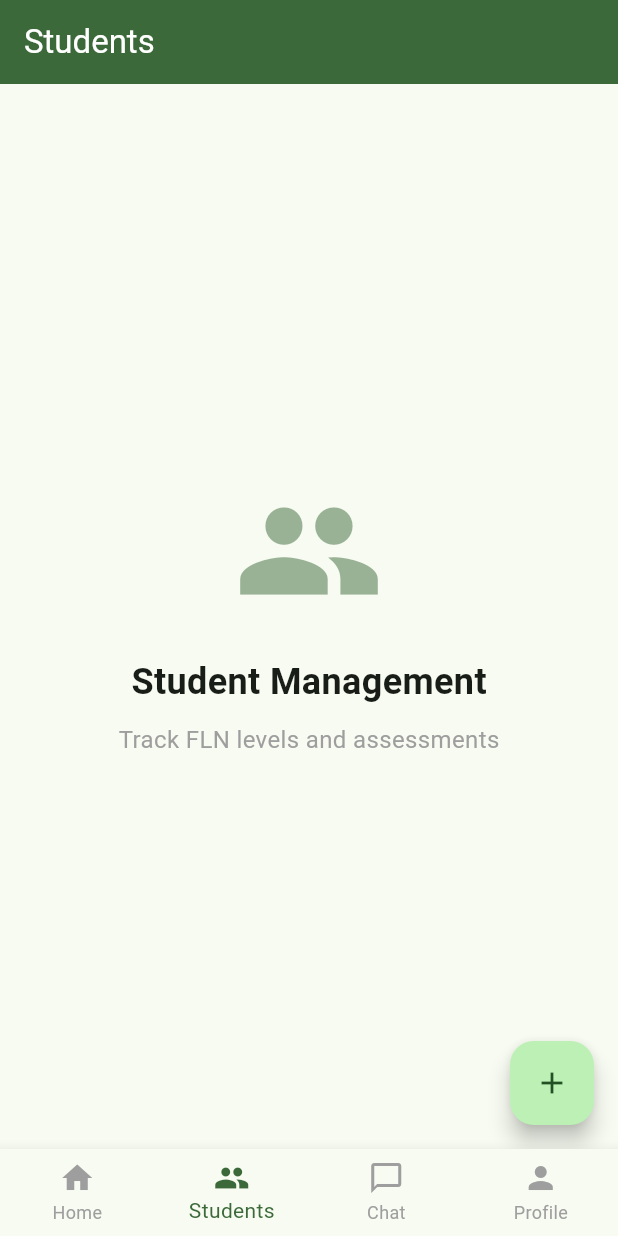
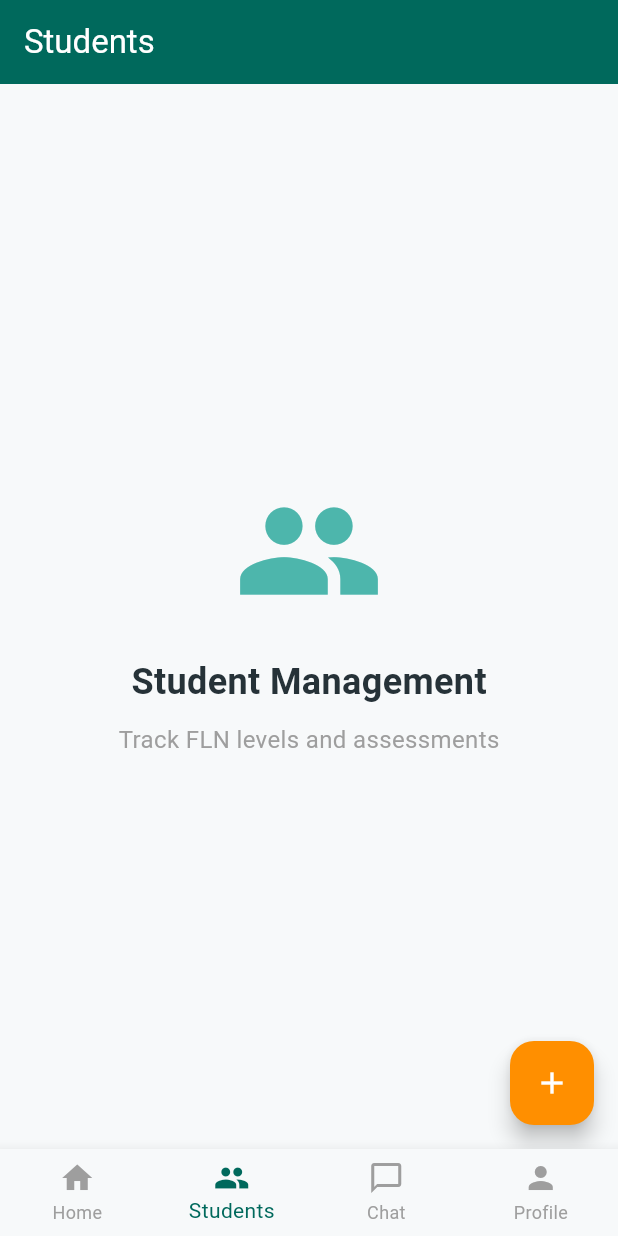
Before and after one commit to Nithin9585/Sahayak, a Flutter app: the screen it shows after launch, item 2 of the bottom bar chosen, after a tap on the "add" icon, on a phone screen of 412 x 824 dp. Run offline on Flutter 3.47's test engine with Material 3 defaults, Android fonts, the phone set to English and light mode, and no system bars; our stand-ins replace connectivity_plus, isar; accounts and stored records are empty; generated files the repository leaves out were written again.

Commit message:
Applied Shiksha Trust color palette (Teal & Amber) + Fixed connectivity errors

```diff
--- a/sahayak/lib/main.dart
+++ b/sahayak/lib/main.dart
@@ -17,11 +17,51 @@ class SahayakApp extends StatelessWidget {
     return MaterialApp(
       title: 'Sahayak - Pedagogical Copilot',
       theme: ThemeData(
-        colorScheme: ColorScheme.fromSeed(
-          seedColor: const Color(0xFF4CAF50), // Green for education
-          brightness: Brightness.light,
+        colorScheme: ColorScheme.light(
+          // Primary: Deep Teal (60% - Headers, Navigation)
+          primary: const Color(0xFF00695C),
+          onPrimary: Colors.white,
+
+          // Secondary: Amber/Marigold (10% - CTAs, Mic button)
+          secondary: const Color(0xFFFF8F00),
+          onSecondary: Colors.white,
+
+          // Accent: Soft Teal (Highlights, active states)
+          tertiary: const Color(0xFF4DB6AC),
+          onTertiary: Colors.white,
+
+          // Background: Off-White (30%)
+          surface: const Color(0xFFF7F9FA),
+          onSurface: const Color(0xFF263238), // Dark Blue-Grey text
+
+          // Error states
+          error: const Color(0xFFD32F2F),
+          onError: Colors.white,
         ),
         useMaterial3: true,
+
+        // AppBar styling
+        appBarTheme: const AppBarTheme(
+          backgroundColor: Color(0xFF00695C), // Deep Teal
+          foregroundColor: Colors.white,
+          elevation: 2,
+        ),
+
+        // FloatingActionButton (Mic button)
+        floatingActionButtonTheme: const FloatingActionButtonThemeData(
+          backgroundColor: Color(0xFFFF8F00), // Amber
+          foregroundColor: Colors.white,
+        ),
+
+        // Card styling
+        cardTheme: CardThemeData(
+          color: Colors.white,
+          elevation: 1,
+          shape: RoundedRectangleBorder(
+            borderRadius: BorderRadius.circular(12),
+            side: BorderSide(color: const Color(0xFF4DB6AC).withOpacity(0.2)),
+          ),
+        ),
       ),
       home: const MainScaffold(),
       debugShowCheckedModeBanner: false,
--- a/sahayak/lib/screens/chat_screen.dart
+++ b/sahayak/lib/screens/chat_screen.dart
@@ -8,8 +8,6 @@ class ChatScreen extends StatelessWidget {
     return Scaffold(
       appBar: AppBar(
         title: const Text('Sahayak Chat'),
-        backgroundColor: Theme.of(context).colorScheme.primary,
-        foregroundColor: Colors.white,
       ),
       body: Center(
         child: Column(
@@ -18,7 +16,7 @@ class ChatScreen extends StatelessWidget {
             Icon(
               Icons.chat_bubble_outline,
               size: 100,
-              color: Theme.of(context).colorScheme.primary.withOpacity(0.5),
+              color: Theme.of(context).colorScheme.tertiary,
             ),
             const SizedBox(height: 20),
             const Text(
--- a/sahayak/lib/screens/home_screen.dart
+++ b/sahayak/lib/screens/home_screen.dart
@@ -8,8 +8,6 @@ class HomeScreen extends StatelessWidget {
     return Scaffold(
       appBar: AppBar(
         title: const Text('Sahayak'),
-        backgroundColor: Theme.of(context).colorScheme.primary,
-        foregroundColor: Colors.white,
       ),
       body: Center(
         child: Column(
@@ -18,12 +16,16 @@ class HomeScreen extends StatelessWidget {
             Icon(
               Icons.home,
               size: 100,
-              color: Theme.of(context).colorScheme.primary.withOpacity(0.5),
+              color: Theme.of(context).colorScheme.tertiary, // Soft Teal
             ),
             const SizedBox(height: 20),
-            const Text(
+            Text(
               'Welcome to Sahayak',
-              style: TextStyle(fontSize: 24, fontWeight: FontWeight.bold),
+              style: TextStyle(
+                fontSize: 24,
+                fontWeight: FontWeight.bold,
+                color: Theme.of(context).colorScheme.primary,
+              ),
             ),
             const SizedBox(height: 10),
             const Text(
--- a/sahayak/lib/screens/profile_screen.dart
+++ b/sahayak/lib/screens/profile_screen.dart
@@ -8,8 +8,6 @@ class ProfileScreen extends StatelessWidget {
     return Scaffold(
       appBar: AppBar(
         title: const Text('Profile'),
-        backgroundColor: Theme.of(context).colorScheme.primary,
-        foregroundColor: Colors.white,
       ),
       body: Center(
         child: Column(
@@ -17,7 +15,7 @@ class ProfileScreen extends StatelessWidget {
           children: [
             CircleAvatar(
               radius: 50,
-              backgroundColor: Theme.of(context).colorScheme.primary.withOpacity(0.2),
+              backgroundColor: Theme.of(context).colorScheme.tertiary.withOpacity(0.3),
               child: Icon(
                 Icons.person,
                 size: 50,
--- a/sahayak/lib/screens/students_screen.dart
+++ b/sahayak/lib/screens/students_screen.dart
@@ -8,8 +8,6 @@ class StudentsScreen extends StatelessWidget {
     return Scaffold(
       appBar: AppBar(
         title: const Text('Students'),
-        backgroundColor: Theme.of(context).colorScheme.primary,
-        foregroundColor: Colors.white,
       ),
       body: Center(
         child: Column(
@@ -18,7 +16,7 @@ class StudentsScreen extends StatelessWidget {
             Icon(
               Icons.people,
               size: 100,
-              color: Theme.of(context).colorScheme.primary.withOpacity(0.5),
+              color: Theme.of(context).colorScheme.tertiary,
             ),
             const SizedBox(height: 20),
             const Text(
@@ -37,6 +35,7 @@ class StudentsScreen extends StatelessWidget {
         onPressed: () {
           // TODO: Add student
         },
+        backgroundColor: Theme.of(context).colorScheme.secondary, // Amber
         child: const Icon(Icons.add),
       ),
     );
--- a/sahayak/lib/widgets/offline_indicator.dart
+++ b/sahayak/lib/widgets/offline_indicator.dart
@@ -10,13 +10,19 @@ class OfflineIndicator extends StatefulWidget {
 }
 
 class _OfflineIndicatorState extends State<OfflineIndicator> {
-  late StreamSubscription<List<ConnectivityResult>> _connectivitySubscription;
+  StreamSubscription<List<ConnectivityResult>>? _connectivitySubscription;
   bool _isOnline = true;
+  bool _supportsConnectivity = true;
 
   @override
   void initState() {
     super.initState();
     _checkConnectivity();
+    _setupConnectivityListener();
+  }
+
+  void _setupConnectivityListener() {
+    try {
       _connectivitySubscription = Connectivity()
           .onConnectivityChanged
           .listen((List<ConnectivityResult> result) {
@@ -24,35 +30,50 @@ class _OfflineIndicatorState extends State<OfflineIndicator> {
           _isOnline = result.isNotEmpty && result.first != ConnectivityResult.none;
         });
       });
+    } catch (e) {
+      // Connectivity not supported on this platform (e.g., web in dev mode)
+      setState(() {
+        _supportsConnectivity = false;
+        _isOnline = true; // Assume online
+      });
+    }
   }
 
   Future<void> _checkConnectivity() async {
+    try {
       final connectivityResult = await Connectivity().checkConnectivity();
       setState(() {
         _isOnline = connectivityResult.isNotEmpty &&
             connectivityResult.first != ConnectivityResult.none;
       });
+    } catch (e) {
+      // Ignore connectivity check errors on unsupported platforms
+      setState(() {
+        _supportsConnectivity = false;
+        _isOnline = true;
+      });
+    }
   }
 
   @override
   void dispose() {
-    _connectivitySubscription.cancel();
+    _connectivitySubscription?.cancel();
     super.dispose();
   }
 
   @override
   Widget build(BuildContext context) {
-    if (_isOnline) {
-      return const SizedBox.shrink(); // Hide when online
+    if (_isOnline || !_supportsConnectivity) {
+      return const SizedBox.shrink(); // Hide when online or not supported
     }
 
     return Container(
       width: double.infinity,
       padding: const EdgeInsets.symmetric(vertical: 8, horizontal: 16),
       color: Colors.orange.shade700,
-      child: Row(
+      child: const Row(
         mainAxisAlignment: MainAxisAlignment.center,
-        children: const [
+        children: [
           Icon(Icons.cloud_off, color: Colors.white, size: 16),
           SizedBox(width: 8),
           Text(
```
Lines whose indentation alone changed are shown as unchanged.
